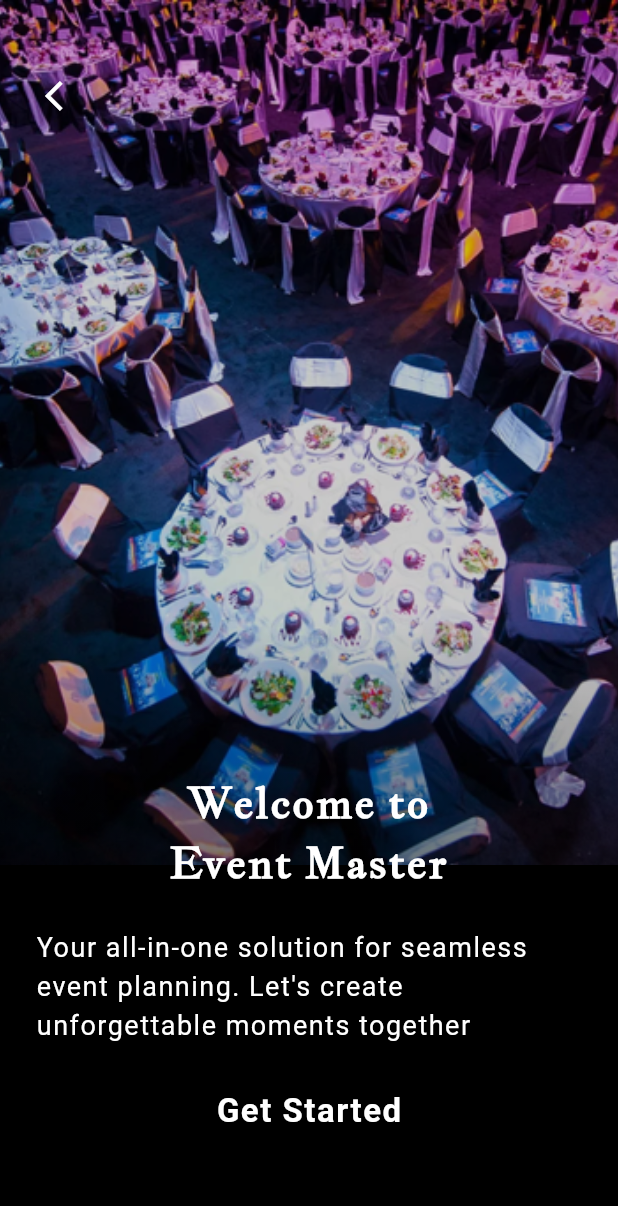
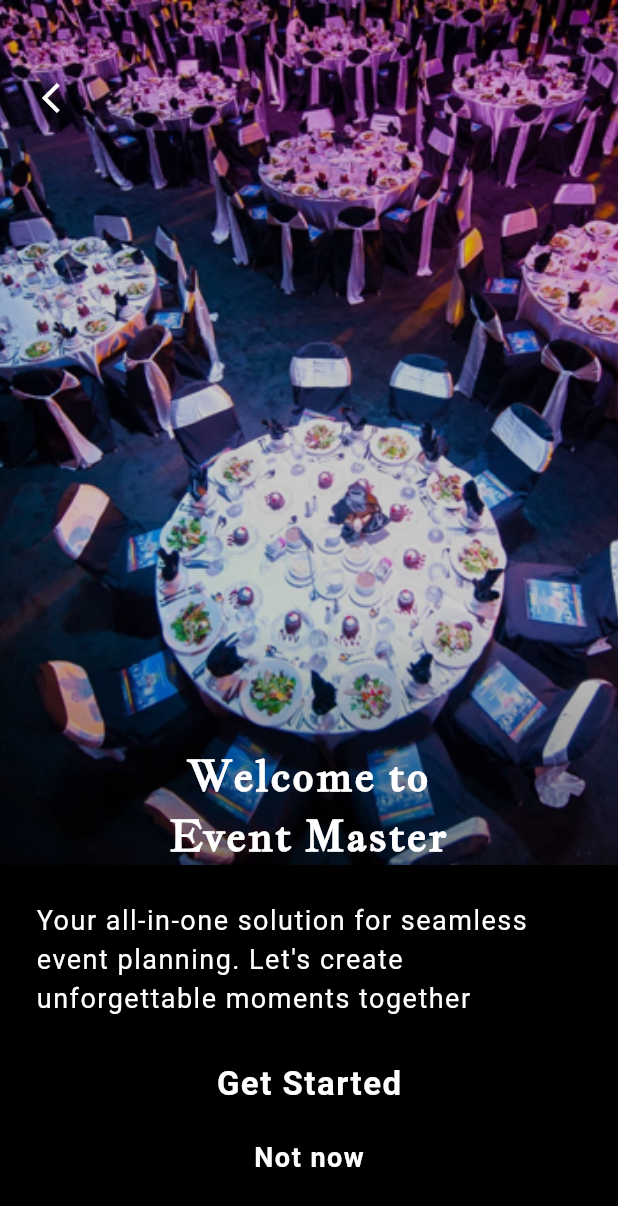
Before and after one commit to jasirpk/Event-Master, a Flutter app: the screen it shows after launch, after a tap on the "arrow back ios" icon, on a phone screen of 412 x 824 dp. Shown: the top 1206 px of the screen. Run offline on Flutter 3.47's test engine with Material 3 defaults, Android fonts, the phone set to English and light mode, and no system bars; our stand-ins replace bloc, firebase_core, flutter_bloc, get, lottie; missing offline and left inert: pushable_button; accounts and stored records are empty.

```diff
--- a/lib/main.dart
+++ b/lib/main.dart
@@ -1,11 +1,17 @@
 import 'package:event_master/common/style.dart';
+import 'package:event_master/firebase_options.dart';
 import 'package:event_master/logic/bloc/manage_bloc.dart';
 import 'package:event_master/presentation/pages/onboarding/splash_screen.dart';
+import 'package:firebase_core/firebase_core.dart';
 import 'package:flutter/material.dart';
 import 'package:flutter_bloc/flutter_bloc.dart';
 import 'package:get/get.dart';
 
-void main() {
+void main() async {
+  WidgetsFlutterBinding.ensureInitialized();
+  await Firebase.initializeApp(
+    options: DefaultFirebaseOptions.currentPlatform,
+  );
   runApp(BlocProvider(
     create: (context) => ManageBloc(),
     child: EventMaster(),
@@ -20,11 +26,12 @@ class EventMaster extends StatelessWidget {
     return GetMaterialApp(
       debugShowCheckedModeBanner: false,
       theme: ThemeData(
-              textTheme: TextTheme(
-                  bodyLarge: TextStyle(color: Colors.white),
-                  bodyMedium: TextStyle(color: Colors.white)),
-              colorScheme: ColorScheme.fromSeed(seedColor: myColor))
-          .copyWith(
+        textTheme: TextTheme(
+          bodyLarge: TextStyle(color: Colors.white),
+          bodyMedium: TextStyle(color: Colors.white),
+        ),
+        colorScheme: ColorScheme.fromSeed(seedColor: myColor),
+      ).copyWith(
         scaffoldBackgroundColor: Colors.black,
       ),
       home: SplashScreen(),
--- a/lib/presentation/pages/auth/login.dart
+++ b/lib/presentation/pages/auth/login.dart
@@ -31,7 +31,7 @@ class LoginScreen extends StatelessWidget {
               Column(
                 crossAxisAlignment: CrossAxisAlignment.start,
                 children: [
-                  SizedBox(height: MediaQuery.of(context).size.height * 0.07),
+                  SizedBox(height: MediaQuery.of(context).size.height * 0.05),
                   BackArrowButton(
                     onpressed: () {
                       Get.back();
--- a/lib/presentation/pages/onboarding/splash_screen.dart
+++ b/lib/presentation/pages/onboarding/splash_screen.dart
@@ -24,6 +24,9 @@ class SplashScreen extends StatelessWidget {
                 onpressed: () {
                   Get.to(() => WelcomeIntroEverntTrack());
                 },
+                buutonPressed: () {
+                  Get.back();
+                },
                 buttonText: 'Get Started'));
           }
         },
--- a/lib/presentation/pages/onboarding/welcome_intro_ambiance.dart
+++ b/lib/presentation/pages/onboarding/welcome_intro_ambiance.dart
@@ -16,6 +16,9 @@ class WelcomeIntroAmbiance extends StatelessWidget {
         onpressed: () {
           Get.to(() => GoogleAuthScreen());
         },
-        buttonText: 'Next');
+        buutonPressed: () {
+          Get.back();
+        },
+        buttonText: 'continue');
   }
 }
--- a/lib/presentation/pages/onboarding/welcome_intro_evernt_track.dart
+++ b/lib/presentation/pages/onboarding/welcome_intro_evernt_track.dart
@@ -17,6 +17,9 @@ class WelcomeIntroEverntTrack extends StatelessWidget {
         onpressed: () {
           Get.to(() => WelcomeIntroFastEvent());
         },
+        buutonPressed: () {
+          Get.back();
+        },
         buttonText: 'Continue',
       ),
     );
--- a/lib/presentation/pages/onboarding/welcome_intro_fast_event.dart
+++ b/lib/presentation/pages/onboarding/welcome_intro_fast_event.dart
@@ -16,6 +16,9 @@ class WelcomeIntroFastEvent extends StatelessWidget {
         onpressed: () {
           Get.to(() => WelocmeIntroDelicious());
         },
+        buutonPressed: () {
+          Get.back();
+        },
         buttonText: 'Next');
   }
 }
--- a/lib/presentation/pages/onboarding/welocme_intro_delicious.dart
+++ b/lib/presentation/pages/onboarding/welocme_intro_delicious.dart
@@ -16,6 +16,9 @@ class WelocmeIntroDelicious extends StatelessWidget {
         onpressed: () {
           Get.to(() => WelcomeIntroAmbiance());
         },
+        buutonPressed: () {
+          Get.back();
+        },
         buttonText: 'Next');
   }
 }
--- a/lib/presentation/widgets/back_arrow_button.dart
+++ b/lib/presentation/widgets/back_arrow_button.dart
@@ -6,14 +6,22 @@ class BackArrowButton extends StatelessWidget {
   const BackArrowButton({super.key, required this.onpressed});
   @override
   Widget build(BuildContext context) {
-    return Container(
-      margin: EdgeInsets.only(left: 18, top: 40),
+    return Column(
+      crossAxisAlignment: CrossAxisAlignment.start,
+      children: [
+        SizedBox(
+          height: MediaQuery.of(context).size.height * 0.05,
+        ),
+        Padding(
+          padding: EdgeInsets.only(left: 16),
           child: IconButton(
               onPressed: onpressed,
               icon: Icon(
                 Icons.arrow_back_ios,
                 color: Colors.white,
               )),
+        ),
+      ],
     );
   }
 }
--- a/lib/presentation/widgets/welcome_user_widget.dart
+++ b/lib/presentation/widgets/welcome_user_widget.dart
@@ -1,4 +1,5 @@
 import 'package:event_master/common/style.dart';
+import 'package:event_master/presentation/pages/auth/google_auth.dart';
 import 'package:event_master/presentation/widgets/back_arrow_button.dart';
 import 'package:event_master/presentation/widgets/pushable_button.dart';
 import 'package:flutter/material.dart';
@@ -10,6 +11,7 @@ class WelcomeUserWidget extends StatelessWidget {
   final String buttonText;
   final String subTitle;
   final VoidCallback onpressed;
+  final VoidCallback buutonPressed;
 
   const WelcomeUserWidget(
       {super.key,
@@ -17,7 +19,8 @@ class WelcomeUserWidget extends StatelessWidget {
       required this.title,
       required this.subTitle,
       required this.onpressed,
-      required this.buttonText});
+      required this.buttonText,
+      required this.buutonPressed});
   @override
   Widget build(BuildContext context) {
     return Scaffold(
@@ -36,9 +39,7 @@ class WelcomeUserWidget extends StatelessWidget {
             ),
           ),
           BackArrowButton(
-            onpressed: () {
-              Get.back();
-            },
+            onpressed: buutonPressed,
           ),
           Container(
             decoration: BoxDecoration(
@@ -77,11 +78,24 @@ class WelcomeUserWidget extends StatelessWidget {
                   ),
                 ),
                 sizedbox,
+                PushableButton_Widget(
+                    buttonText: buttonText, onpressed: onpressed),
+                SizedBox(height: 10),
                 Padding(
-                  padding: EdgeInsets.only(bottom: 60),
-                  child: PushableButton_Widget(
-                      buttonText: buttonText, onpressed: onpressed),
-                ),
+                  padding: EdgeInsets.only(bottom: 20),
+                  child: TextButton(
+                      onPressed: () {
+                        Get.to(() => GoogleAuthScreen());
+                      },
+                      child: Text(
+                        'Not now',
+                        style: TextStyle(
+                            color: Colors.white,
+                            fontSize: 18,
+                            fontWeight: FontWeight.bold,
+                            letterSpacing: 1),
+                      )),
+                )
               ],
             ),
           ),
```
Also changed, not shown: lib/presentation/pages/auth/google_auth.dart (+7 -8 lines), lib/presentation/pages/auth/signup.dart (+4 -8 lines), firebase.json (added), lib/firebase_options.dart (added), 3 other files. Lines whose indentation alone changed are shown as unchanged.
